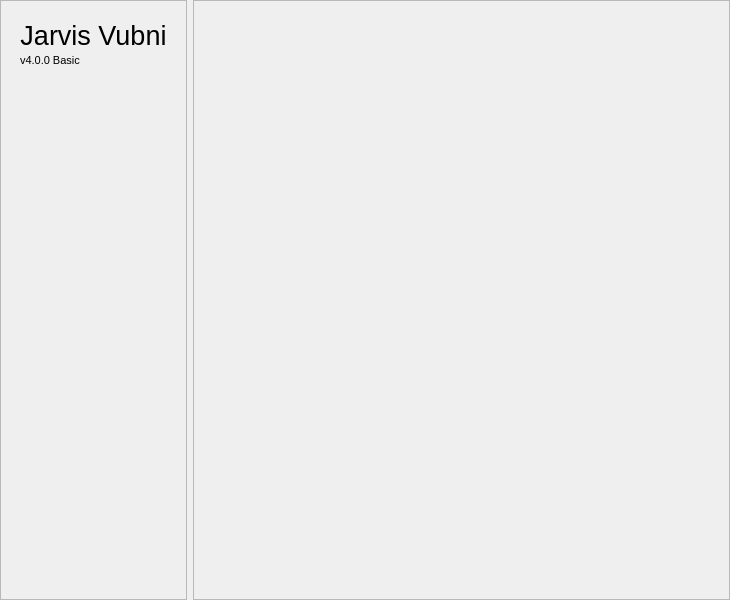
Above: scripts/main.ui from Vubni/jarvis-voice_user before the change. Below: the same form after it.
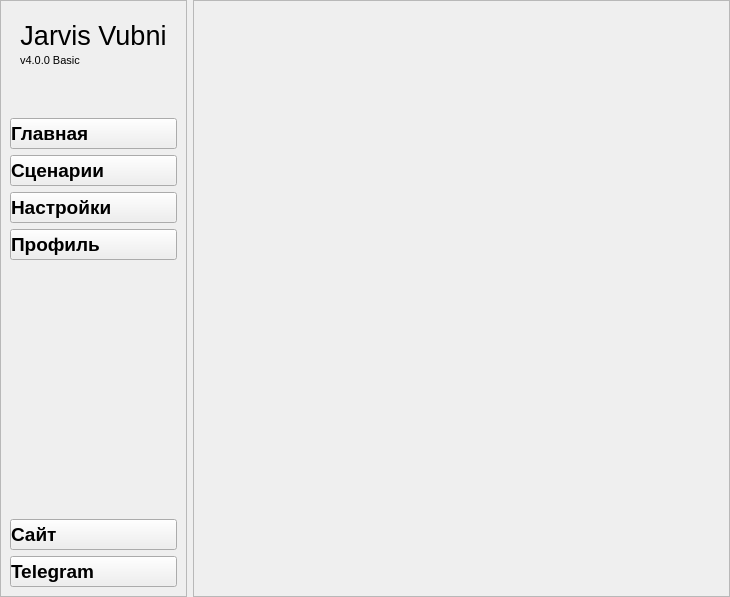
That is the form after the change. Icons and pictures are not drawn.

```diff
--- a/scripts/main.ui
+++ b/scripts/main.ui
@@ -7,12 +7,294 @@
     <x>0</x>
     <y>0</y>
     <width>730</width>
-    <height>600</height>
+    <height>597</height>
    </rect>
   </property>
+  <property name="palette">
+   <palette>
+    <active>
+     <colorrole role="WindowText">
+      <brush brushstyle="SolidPattern">
+       <color alpha="255">
+        <red>255</red>
+        <green>255</green>
+        <blue>255</blue>
+       </color>
+      </brush>
+     </colorrole>
+     <colorrole role="Button">
+      <brush brushstyle="SolidPattern">
+       <color alpha="255">
+        <red>53</red>
+        <green>53</green>
+        <blue>53</blue>
+       </color>
+      </brush>
+     </colorrole>
+     <colorrole role="Light">
+      <brush brushstyle="SolidPattern">
+       <color alpha="255">
+        <red>79</red>
+        <green>79</green>
+        <blue>79</blue>
+       </color>
+      </brush>
+     </colorrole>
+     <colorrole role="Midlight">
+      <brush brushstyle="SolidPattern">
+       <color alpha="255">
+        <red>66</red>
+        <green>66</green>
+        <blue>66</blue>
+       </color>
+      </brush>
+     </colorrole>
+     <colorrole role="Dark">
+      <brush brushstyle="SolidPattern">
+       <color alpha="255">
+        <red>26</red>
+        <green>26</green>
+        <blue>26</blue>
+       </color>
+      </brush>
+     </colorrole>
+     <colorrole role="Mid">
+      <brush brushstyle="SolidPattern">
+       <color alpha="255">
+        <red>35</red>
+        <green>35</green>
+        <blue>35</blue>
+       </color>
+      </brush>
+     </colorrole>
+     <colorrole role="Text">
+      <brush brushstyle="SolidPattern">
+       <color alpha="255">
+        <red>255</red>
+        <green>255</green>
+        <blue>255</blue>
+       </color>
+      </brush>
+     </colorrole>
+     <colorrole role="BrightText">
+      <brush brushstyle="SolidPattern">
+       <color alpha="255">
+        <red>255</red>
+        <green>0</green>
+        <blue>0</blue>
+       </color>
+      </brush>
+     </colorrole>
+     <colorrole role="ButtonText">
+      <brush brushstyle="SolidPattern">
+       <color alpha="255">
+        <red>255</red>
+        <green>255</green>
+        <blue>255</blue>
+       </color>
+      </brush>
+     </colorrole>
+     <colorrole role="Base">
+      <brush brushstyle="SolidPattern">
+       <color alpha="255">
+        <red>25</red>
+        <green>25</green>
+        <blue>25</blue>
+       </color>
+      </brush>
+     </colorrole>
+     <colorrole role="Window">
+      <brush brushstyle="SolidPattern">
+       <color alpha="255">
+        <red>53</red>
+        <green>53</green>
+        <blue>53</blue>
+       </color>
+      </brush>
+     </colorrole>
+     <colorrole role="Shadow">
+      <brush brushstyle="SolidPattern">
+       <color alpha="255">
+        <red>0</red>
+        <green>0</green>
+        <blue>0</blue>
+       </color>
+      </brush>
+     </colorrole>
+     <colorrole role="Highlight">
+      <brush brushstyle="SolidPattern">
+       <color alpha="255">
+        <red>42</red>
+        <green>130</green>
+        <blue>218</blue>
+       </color>
+      </brush>
+     </colorrole>
+     <colorrole role="HighlightedText">
+      <brush brushstyle="SolidPattern">
+       <color alpha="255">
+        <red>0</red>
+        <green>0</green>
+        <blue>0</blue>
+       </color>
+      </brush>
+     </colorrole>
+     <colorrole role="Link">
+      <brush brushstyle="SolidPattern">
+       <color alpha="255">
+        <red>42</red>
+        <green>130</green>
+        <blue>218</blue>
+       </color>
+      </brush>
+     </colorrole>
+     <colorrole role="AlternateBase">
+      <brush brushstyle="SolidPattern">
+       <color alpha="255">
+        <red>53</red>
+        <green>53</green>
+        <blue>53</blue>
+       </color>
+      </brush>
+     </colorrole>
+     <colorrole role="ToolTipBase">
+      <brush brushstyle="SolidPattern">
+       <color alpha="255">
+        <red>255</red>
+        <green>255</green>
+        <blue>255</blue>
+       </color>
+      </brush>
+     </colorrole>
+     <colorrole role="ToolTipText">
+      <brush brushstyle="SolidPattern">
+       <color alpha="255">
+        <red>255</red>
+        <green>255</green>
+        <blue>255</blue>
+       </color>
+      </brush>
+     </colorrole>
+     <colorrole role="PlaceholderText">
+      <brush brushstyle="SolidPattern">
+       <color alpha="127">
+        <red>255</red>
+        <green>255</green>
+        <blue>255</blue>
+       </color>
+      </brush>
+     </colorrole>
+    </active>
+    <inactive/>
+    <disabled>
+     <colorrole role="WindowText">
+      <brush brushstyle="SolidPattern">
+       <color alpha="255">
+        <red>26</red>
+        <green>26</green>
+        <blue>26</blue>
+       </color>
+      </brush>
+     </colorrole>
+     <colorrole role="Button">
+      <brush brushstyle="SolidPattern">
+       <color alpha="255">
+        <red>53</red>
+        <green>53</green>
+        <blue>53</blue>
+       </color>
+      </brush>
+     </colorrole>
+     <colorrole role="Light">
+      <brush brushstyle="SolidPattern">
+       <color alpha="255">
+        <red>79</red>
+        <green>79</green>
+        <blue>79</blue>
+       </color>
+      </brush>
+     </colorrole>
+     <colorrole role="Midlight">
+      <brush brushstyle="SolidPattern">
+       <color alpha="255">
+        <red>66</red>
+        <green>66</green>
+        <blue>66</blue>
+       </color>
+      </brush>
+     </colorrole>
+     <colorrole role="Dark">
+      <brush brushstyle="SolidPattern">
+       <color alpha="255">
+        <red>26</red>
+        <green>26</green>
+        <blue>26</blue>
+       </color>
+      </brush>
+     </colorrole>
+     <colorrole role="Mid">
+      <brush brushstyle="SolidPattern">
+       <color alpha="255">
+        <red>35</red>
+        <green>35</green>
+        <blue>35</blue>
+       </color>
+      </brush>
+     </colorrole>
+     <colorrole role="Text">
+      <brush brushstyle="SolidPattern">
+       <color alpha="255">
+        <red>26</red>
+        <green>26</green>
+        <blue>26</blue>
+       </color>
+      </brush>
+     </colorrole>
+     <colorrole role="BrightText">
+      <brush brushstyle="SolidPattern">
+       <color alpha="255">
+        <red>255</red>
+        <green>0</green>
+        <blue>0</blue>
+       </color>
+      </brush>
+     </colorrole>
+     <colorrole role="ButtonText">
+      <brush brushstyle="SolidPattern">
+       <color alpha="255">
+        <red>26</red>
+        <green>26</green>
+        <blue>26</blue>
+       </color>
+      </brush>
+     </colorrole>
+     <colorrole role="Base">
+      <brush brushstyle="SolidPattern">
+       <color alpha="255">
+        <red>53</red>
+        <green>53</green>
+        <blue>53</blue>
+       </color>
+      </brush>
+     </colorrole>
+     <colorrole role="Window">
+      <brush brushstyle="SolidPattern">
+       <color alpha="255">
+        <red>53</red>
+        <green>53</green>
+        <blue>53</blue>
+       </color>
+      </brush>
+     </colorrole>
+    </disabled>
+   </palette>
+  </property>
   <property name="windowTitle">
    <string>Jarvis Vubni | Basic</string>
   </property>
+  <property name="styleSheet">
+   <string notr="true">QToolTip { color: #ffffff; background-color: #2a82da; border: 1px solid white; }</string>
+  </property>
   <widget class="QWidget" name="centralwidget">
    <layout class="QHBoxLayout" name="horizontalLayout">
     <property name="leftMargin">
@@ -109,6 +391,105 @@
          </item>
         </layout>
        </item>
+       <item>
+        <spacer name="verticalSpacer_2">
+         <property name="orientation">
+          <enum>Qt::Vertical</enum>
+         </property>
+         <property name="sizeType">
+          <enum>QSizePolicy::Minimum</enum>
+         </property>
+         <property name="sizeHint" stdset="0">
+          <size>
+           <width>10</width>
+           <height>40</height>
+          </size>
+         </property>
+        </spacer>
+       </item>
+       <item>
+        <widget class="QPushButton" name="button_home">
+         <property name="font">
+          <font>
+           <family>Arial</family>
+           <pointsize>14</pointsize>
+           <bold>true</bold>
+          </font>
+         </property>
+         <property name="styleSheet">
+          <string notr="true">QPushButton {
+qproperty-icon: url(:/images/home-white.png); 
+qproperty-iconSize: 40px 40px;
+text-align: left;
+}</string>
+         </property>
+         <property name="text">
+          <string>Главная</string>
+         </property>
+        </widget>
+       </item>
+       <item>
+        <widget class="QPushButton" name="button_scenarios">
+         <property name="font">
+          <font>
+           <family>Arial</family>
+           <pointsize>14</pointsize>
+           <bold>true</bold>
+          </font>
+         </property>
+         <property name="styleSheet">
+          <string notr="true">QPushButton {
+qproperty-icon: url(:/images/scenarios-white.png); 
+qproperty-iconSize: 40px 40px;
+text-align: left;
+}</string>
+         </property>
+         <property name="text">
+          <string>Сценарии</string>
+         </property>
+        </widget>
+       </item>
+       <item>
+        <widget class="QPushButton" name="button_settings">
+         <property name="font">
+          <font>
+           <family>Arial</family>
+           <pointsize>14</pointsize>
+           <bold>true</bold>
+          </font>
+         </property>
+         <property name="styleSheet">
+          <string notr="true">qproperty-icon: url(:/images/settings-white.png); 
+qproperty-iconSize: 40px 40px;
+text-align: left;
+</string>
+         </property>
+         <property name="text">
+          <string>Настройки</string>
+         </property>
+        </widget>
+       </item>
+       <item>
+        <widget class="QPushButton" name="button_profile">
+         <property name="font">
+          <font>
+           <family>Arial</family>
+           <pointsize>14</pointsize>
+           <bold>true</bold>
+          </font>
+         </property>
+         <property name="styleSheet">
+          <string notr="true">QPushButton {
+qproperty-icon: url(:/images/profile-white.png); 
+qproperty-iconSize: 40px 40px;
+text-align: left;
+}</string>
+         </property>
+         <property name="text">
+          <string>Профиль</string>
+         </property>
+        </widget>
+       </item>
        <item>
         <spacer name="verticalSpacer">
          <property name="orientation">
@@ -122,6 +503,48 @@
          </property>
         </spacer>
        </item>
+       <item>
+        <widget class="QPushButton" name="button_site">
+         <property name="font">
+          <font>
+           <family>Arial</family>
+           <pointsize>14</pointsize>
+           <bold>true</bold>
+          </font>
+         </property>
+         <property name="styleSheet">
+          <string notr="true">QPushButton {
+qproperty-icon: url(:/images/site-white.png); 
+qproperty-iconSize: 40px 40px;
+text-align: left;
+}</string>
+         </property>
+         <property name="text">
+          <string>Сайт</string>
+         </property>
+        </widget>
+       </item>
+       <item>
+        <widget class="QPushButton" name="button_telegram">
+         <property name="font">
+          <font>
+           <family>Arial</family>
+           <pointsize>14</pointsize>
+           <bold>true</bold>
+          </font>
+         </property>
+         <property name="styleSheet">
+          <string notr="true">QPushButton {
+qproperty-icon: url(:/images/telegram-white.png); 
+qproperty-iconSize: 40px 40px;
+text-align: left;
+}</string>
+         </property>
+         <property name="text">
+          <string>Telegram</string>
+         </property>
+        </widget>
+       </item>
       </layout>
      </widget>
     </item>
@@ -142,8 +565,14 @@
       <layout class="QHBoxLayout" name="horizontalLayout_2">
        <item>
         <widget class="QStackedWidget" name="stackedWidget">
+         <property name="font">
+          <font>
+           <family>Arial</family>
+           <bold>true</bold>
+          </font>
+         </property>
          <property name="styleSheet">
-          <string notr="true">QStackedWidget::scroller { width: 0px; height: 0px; }</string>
+          <string notr="true"/>
          </property>
          <property name="frameShape">
           <enum>QFrame::NoFrame</enum>
```
Left out of the diff: 4 changed lines with no effect on the pictures.
